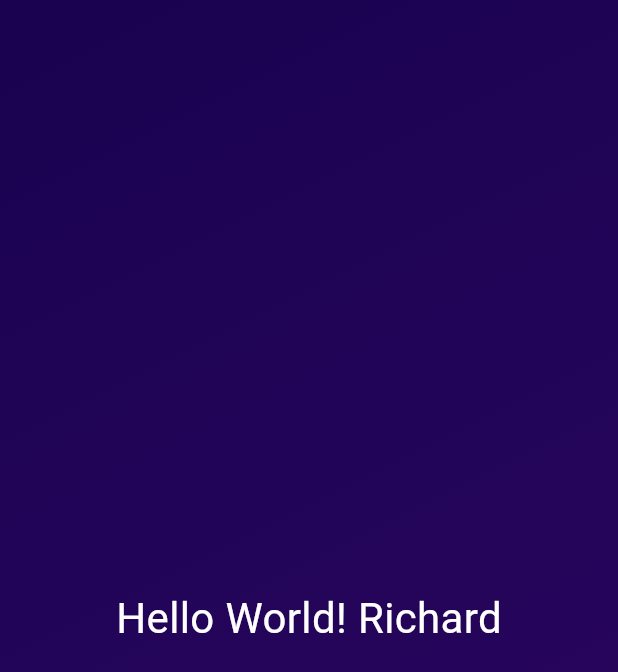
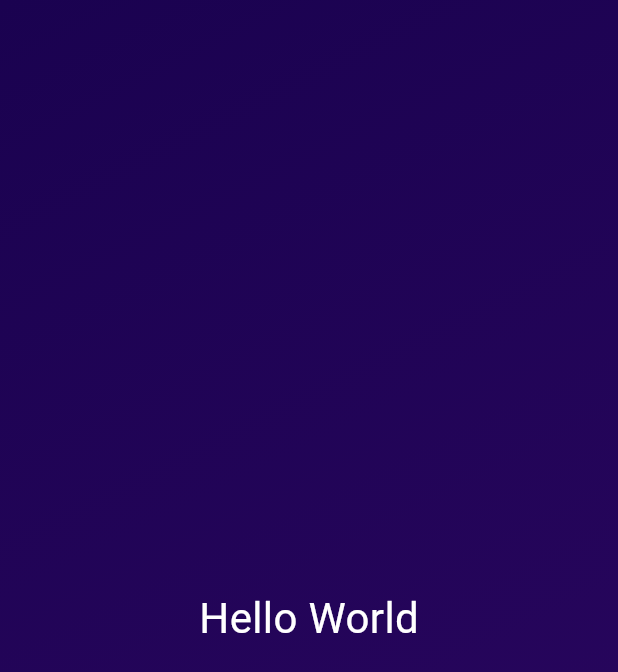
Before and after one commit to flutter-development-rboriba/first_app, a Flutter app: the screen it shows after launch, on a phone screen of 412 x 824 dp. Shown: the top 672 px of the screen. Run offline on Flutter 3.47's test engine with Material 3 defaults, Android fonts, the phone set to English and light mode, and no system bars.

```diff
--- a/lib/gradient_container.dart
+++ b/lib/gradient_container.dart
@@ -1,4 +1,6 @@
 import 'package:flutter/material.dart';
+
+import 'package:firstapp/style_text.dart';
 
 class GradientContainer extends StatelessWidget {
   const GradientContainer({super.key});
@@ -15,11 +17,6 @@ class GradientContainer extends StatelessWidget {
           begin: Alignment.topLeft,
           end: Alignment.bottomRight,
         )),
-        child: const Center(
-            child: Text('Hello World! Richard',
-                style: TextStyle(
-                  color: Colors.white,
-                  fontSize: 28,
-                ))));
+        child: const Center(child: StyledText()));
   }
 }
--- /dev/null
+++ b/lib/style_text.dart
@@ -0,0 +1,16 @@
+import 'package:flutter/material.dart';
+
+class StyledText extends StatelessWidget {
+  const StyledText({super.key});
+
+  @override
+  Widget build(context) {
+    return const Text(
+      'Hello World',
+      style: TextStyle(
+        color: Colors.white,
+        fontSize: 28,
+      ),
+    );
+  }
+}
```
